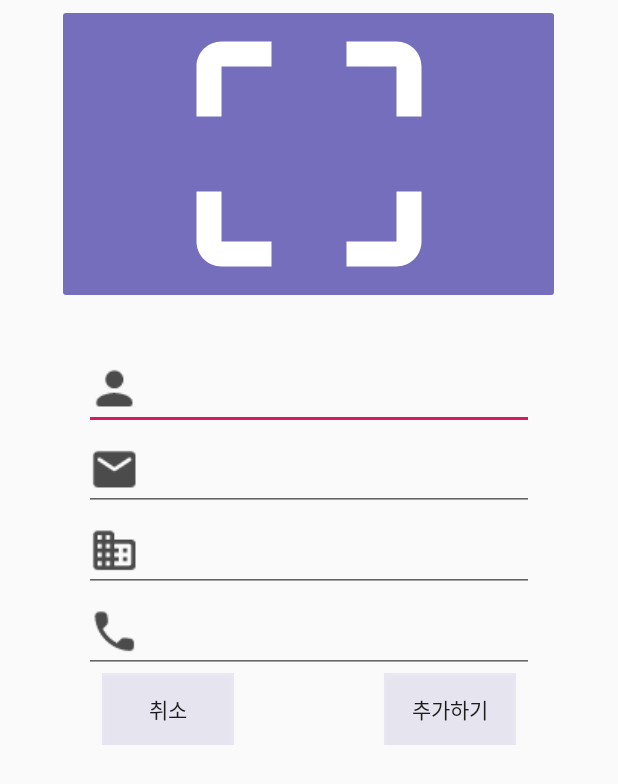
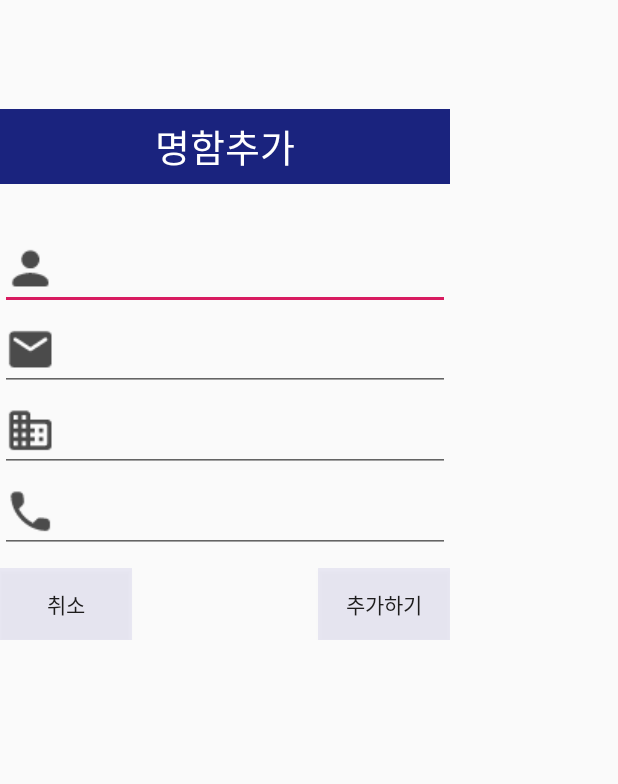
Before and after one commit to yeseong0201/Theham, an Android app: the layout card_dialog.xml on its own in the app's theme, with its tools: preview values and no code run, on a phone screen of 412 x 824 dp. Shown: the top 784 px of the screen. Run offline under Robolectric (Android 15) with nearby library versions, the phone set to English and light mode, and no system bars.

Commit message:
dialog edit

```diff
--- a/theham/src/main/java/com/example/theham/Fragments/RecyclerFragment.java
+++ b/theham/src/main/java/com/example/theham/Fragments/RecyclerFragment.java
@@ -1,7 +1,6 @@
 package com.example.theham.Fragments;
 
 import android.content.Context;
-import android.content.Intent;
 import android.graphics.Bitmap;
 import android.graphics.Canvas;
 import android.os.Bundle;
@@ -15,7 +14,6 @@ import android.view.ViewGroup;
 import android.view.WindowManager;
 import android.widget.Button;
 import android.widget.EditText;
-import android.widget.ImageButton;
 import android.widget.ImageView;
 import android.widget.Toast;
 
@@ -30,7 +28,6 @@ import androidx.recyclerview.widget.RecyclerView;
 import com.example.theham.Activities.MainActivity;
 import com.example.theham.CardAdapter;
 import com.example.theham.CardList;
-import com.example.theham.ImageScan;
 import com.example.theham.R;
 import com.example.theham.controllers.SwipeController;
 import com.example.theham.controllers.SwipeControllerActions;
@@ -116,14 +113,14 @@ public class RecyclerFragment extends Fragment {
                         .inflate(R.layout.card_dialog, null, false);
                 builder.setView(view);
 
-                ImageButton set_user_card = view.findViewById(R.id.select_scan_mode);
+             //   ImageButton set_user_card = view.findViewById(R.id.select_scan_mode);
 
-                set_user_card.setOnClickListener(new View.OnClickListener() {
-                    @Override
-                    public void onClick(View v) {
-                        startActivity(new Intent(getContext().getApplicationContext(), ImageScan.class));
-                    }
-                });
+//                set_user_card.setOnClickListener(new View.OnClickListener() {
+//                    @Override
+//                    public void onClick(View v) {
+//                        startActivity(new Intent(getContext().getApplicationContext(), ImageScan.class));
+//                    }
+//                });
 
                 final EditText set_user_name = view.findViewById(R.id.user_set_name);
                 final EditText set_user_tel = view.findViewById(R.id.user_set_tel);
--- a/theham/src/main/java/com/example/theham/controllers/SwipeController.java
+++ b/theham/src/main/java/com/example/theham/controllers/SwipeController.java
@@ -113,7 +113,8 @@ public class SwipeController extends ItemTouchHelper.Callback {
         });
     }
 
-    private void setTouchUpListener(final Canvas c, final RecyclerView recyclerView, final RecyclerView.ViewHolder viewHolder, final float dX, final float dY, final int actionState, final boolean isCurrentlyActive) {
+    private void setTouchUpListener(final Canvas c, final RecyclerView recyclerView, final RecyclerView.ViewHolder viewHolder,
+                                    final float dX, final float dY, final int actionState, final boolean isCurrentlyActive) {
         recyclerView.setOnTouchListener(new View.OnTouchListener() {
             @Override
             public boolean onTouch(View v, MotionEvent event) {
--- a/theham/src/main/res/layout/card_dialog.xml
+++ b/theham/src/main/res/layout/card_dialog.xml
@@ -1,17 +1,27 @@
 <?xml version="1.0" encoding="utf-8"?>
 <LinearLayout xmlns:android="http://schemas.android.com/apk/res/android"
-    android:layout_width="match_parent"
+    xmlns:app="http://schemas.android.com/apk/res-auto"
+    android:layout_width="300dp"
     android:layout_height="500dp"
     android:gravity="center"
     android:orientation="vertical">
 
-    <ImageButton
-        android:id="@+id/select_scan_mode"
-        android:layout_width="335dp"
-        android:layout_height="200dp"
-        android:layout_gravity="center"
-        android:backgroundTint="#cc534bae"
-        android:src="@drawable/ic_crop_free_black_24dp" />
+    <!--<ImageButton-->
+    <!--android:id="@+id/select_scan_mode"-->
+    <!--android:layout_width="335dp"-->
+    <!--android:layout_height="200dp"-->
+    <!--android:layout_gravity="center"-->
+    <!--android:backgroundTint="#cc534bae"-->
+    <!--android:src="@drawable/ic_crop_free_black_24dp" />-->
+
+    <TextView
+        android:layout_width="match_parent"
+        android:layout_height="50dp"
+        android:background="#1a237e"
+        android:gravity="center"
+        android:text="명함추가"
+        android:textColor="#fff"
+        android:textSize="25sp" />
 
     <LinearLayout
         android:layout_width="wrap_content"
@@ -28,25 +38,12 @@
 
     </LinearLayout>
 
-    <LinearLayout
-        android:layout_width="wrap_content"
-        android:layout_height="wrap_content"
-        android:gravity="center"
-        android:orientation="horizontal">
 
     <EditText
         android:id="@+id/user_set_email"
         android:layout_width="300dp"
         android:layout_height="wrap_content"
         android:drawableLeft="@drawable/email_24_px" />
-    </LinearLayout>
-
-    <LinearLayout
-        android:layout_width="wrap_content"
-
-        android:layout_height="wrap_content"
-        android:gravity="center"
-        android:orientation="horizontal">
 
 
     <EditText
@@ -55,15 +52,6 @@
         android:layout_height="wrap_content"
         android:drawableLeft="@drawable/business_24_px" />
 
-    </LinearLayout>
-
-    <LinearLayout
-        android:layout_width="wrap_content"
-
-        android:layout_height="wrap_content"
-        android:gravity="center"
-        android:orientation="horizontal">
-
 
     <EditText
         android:id="@+id/user_set_tel"
@@ -71,41 +59,34 @@
         android:layout_height="wrap_content"
         android:drawableLeft="@drawable/call_24_px" />
 
-    </LinearLayout>
-
-    <LinearLayout
-        android:layout_width="match_parent"
+    <RelativeLayout
+        android:layout_width="300dp"
         android:layout_height="wrap_content"
-        android:gravity="center"
-        android:orientation="horizontal">
+        android:layout_marginTop="10dp">
 
         <Button
             android:id="@+id/cancel_btn"
             android:layout_width="wrap_content"
             android:layout_height="wrap_content"
+            android:layout_alignParentLeft="true"
             android:background="#1A534BAE"
             android:lineSpacingExtra="6.8sp"
             android:text="취소"
             android:textColor="#1d1c1c"
             android:textSize="13.8sp" />
 
-        <LinearLayout
-            android:layout_width="100dp"
-            android:layout_height="wrap_content">
-
-        </LinearLayout>
 
         <Button
             android:id="@+id/add_btn"
             android:layout_width="wrap_content"
             android:layout_height="wrap_content"
+            android:layout_alignParentRight="true"
             android:background="#1A534BAE"
             android:lineSpacingExtra="6.8sp"
             android:text="추가하기"
             android:textColor="#1d1c1c"
             android:textSize="13.8sp" />
 
-    </LinearLayout>
-
+    </RelativeLayout>
 
 </LinearLayout>
--- a/theham/src/main/res/layout/fragment_exchange.xml
+++ b/theham/src/main/res/layout/fragment_exchange.xml
@@ -26,7 +26,9 @@
         android:layout_width="0dp"
         android:layout_height="146dp"
         android:layout_marginRight="50dp"
-        android:background="#1A534bae"
+        android:background="@drawable/card_send"
+        android:backgroundTint="#661184FF"
+        android:scaleType="centerCrop"
         app:layout_constraintLeft_toLeftOf="@id/send"
         app:layout_constraintRight_toRightOf="parent"
         app:layout_constraintTop_toBottomOf="@id/send" />
```
Also changed, not shown: theham/src/main/res/drawable-v24/card_send.png (added), 239 other files. Lines whose indentation alone changed are shown as unchanged.
